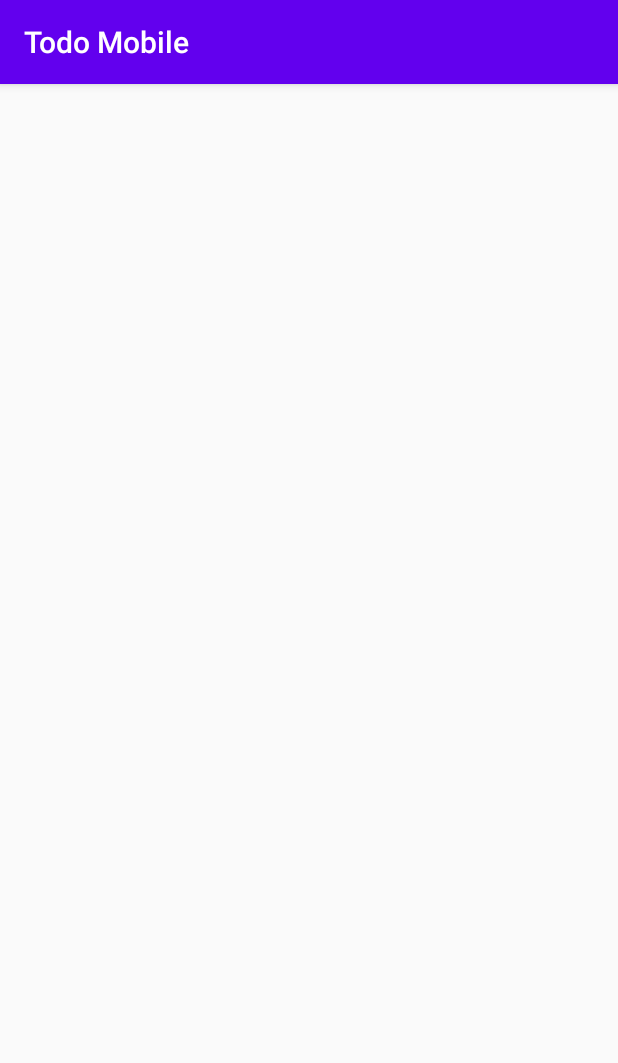
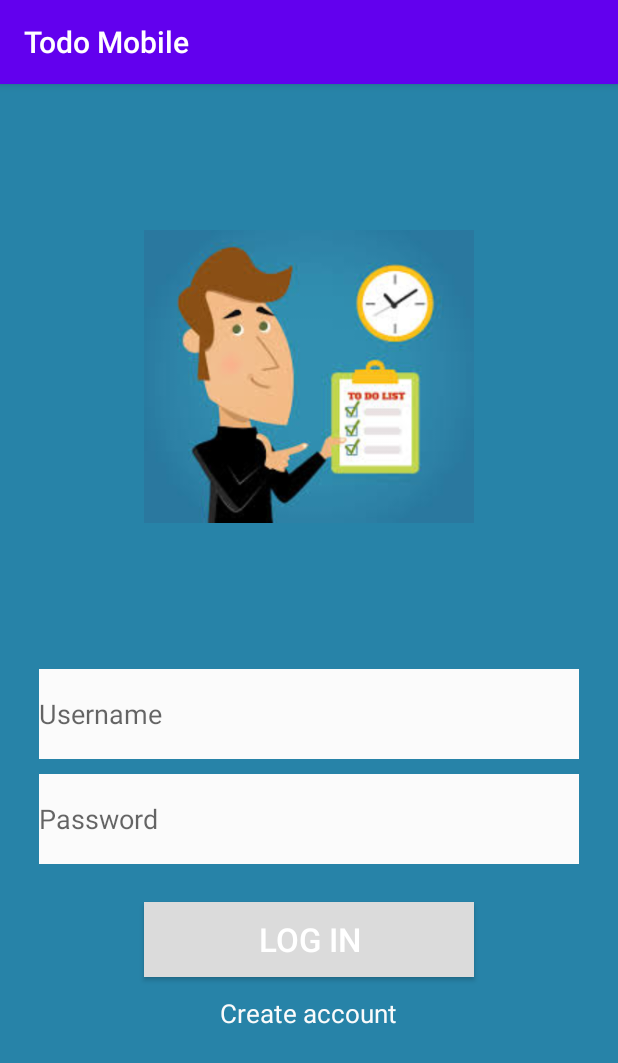
Before and after one commit to HeSingh93/todo-mobileapp, an Android app: the Login screen opened directly, with no data from a screen before it, on a phone screen of 412 x 824 dp. Shown: the top 1063 px of the screen. Run offline under Robolectric (Android 15) with nearby library versions, the phone set to English and light mode, and no system bars.

Commit message:
Implement design to Login and created basic structure design for all the other activities

```diff
--- a/app/src/main/res/layout/activity_login.xml
+++ b/app/src/main/res/layout/activity_login.xml
@@ -6,4 +6,74 @@
     android:layout_height="match_parent"
     tools:context=".Login">
 
+    <LinearLayout
+        android:id="@+id/linearlayout"
+        android:layout_width="0dp"
+        android:layout_height="0dp"
+        android:background="#2783A8"
+        android:orientation="vertical"
+        app:layout_constraintBottom_toBottomOf="parent"
+        app:layout_constraintEnd_toEndOf="parent"
+        app:layout_constraintHorizontal_bias="0.0"
+        app:layout_constraintStart_toStartOf="parent"
+        app:layout_constraintTop_toTopOf="parent">
+
+        <ImageView
+            android:layout_width="220dp"
+            android:layout_height="250dp"
+            android:layout_gravity="center"
+            android:layout_marginTop="70dp"
+            app:srcCompat="@drawable/PictureLogin" />
+
+        <EditText
+            android:id="@+id/txtUserName"
+            android:layout_width="360dp"
+            android:layout_height="60dp"
+            android:layout_gravity="center"
+            android:layout_marginLeft="50dp"
+            android:layout_marginTop="70dp"
+            android:layout_marginRight="50dp"
+            android:background="#FBFBFB"
+            android:digits="abcdefghijklmnopqrstuvwxyzåäö1234567890@.-_"
+            android:hint="Username"
+            android:text="" />
+
+        <EditText
+            android:id="@+id/txtPassword"
+            android:layout_width="360dp"
+            android:layout_height="60dp"
+            android:layout_gravity="center"
+            android:layout_marginTop="10dp"
+            android:layout_marginLeft="50dp"
+            android:layout_marginRight="50dp"
+            android:background="#FBFBFB"
+            android:hint="Password"
+            android:text="" />
+
+        <Button
+            android:id="@+id/btnLogin"
+            android:layout_width="220dp"
+            android:layout_height="50dp"
+            android:layout_gravity="center"
+            android:layout_marginTop="25dp"
+            android:background="#DBDBDB"
+            android:linksClickable="false"
+            android:text="Log in"
+            android:textColor="#FFFFFF"
+            android:textSize="22sp" />
+
+        <TextView
+            android:id="@+id/txtCreateAccount"
+            android:layout_width="wrap_content"
+            android:layout_height="wrap_content"
+            android:layout_gravity="center"
+            android:layout_marginTop="12dp"
+            android:clickable="true"
+            android:linksClickable="true"
+            android:text="Create account"
+            android:textColor="#FBFBFB"
+            android:textSize="17sp"/>
+
+    </LinearLayout>
+
 </androidx.constraintlayout.widget.ConstraintLayout>
```
Also changed, not shown: app/src/main/res/layout/activity_order_detail.xml (+20 -0 lines), app/src/main/res/layout/activity_order_list.xml (+20 -0 lines), app/src/main/res/layout/activity_time_and_expenses.xml (+20 -0 lines), app/src/main/res/drawable/PictureLogin.png (added).
